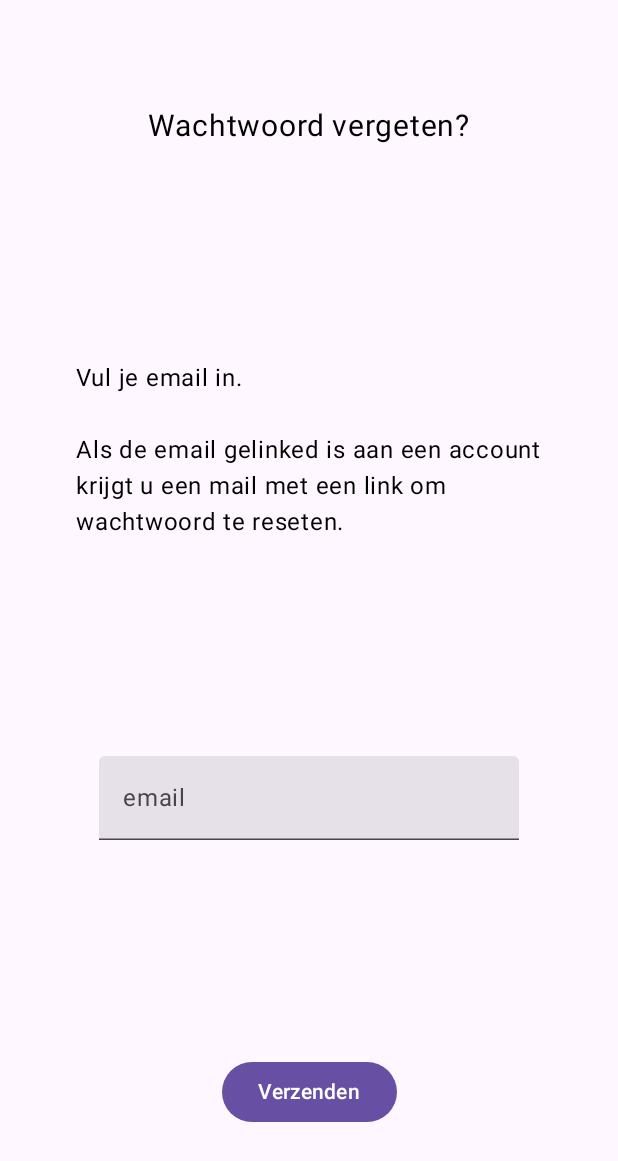
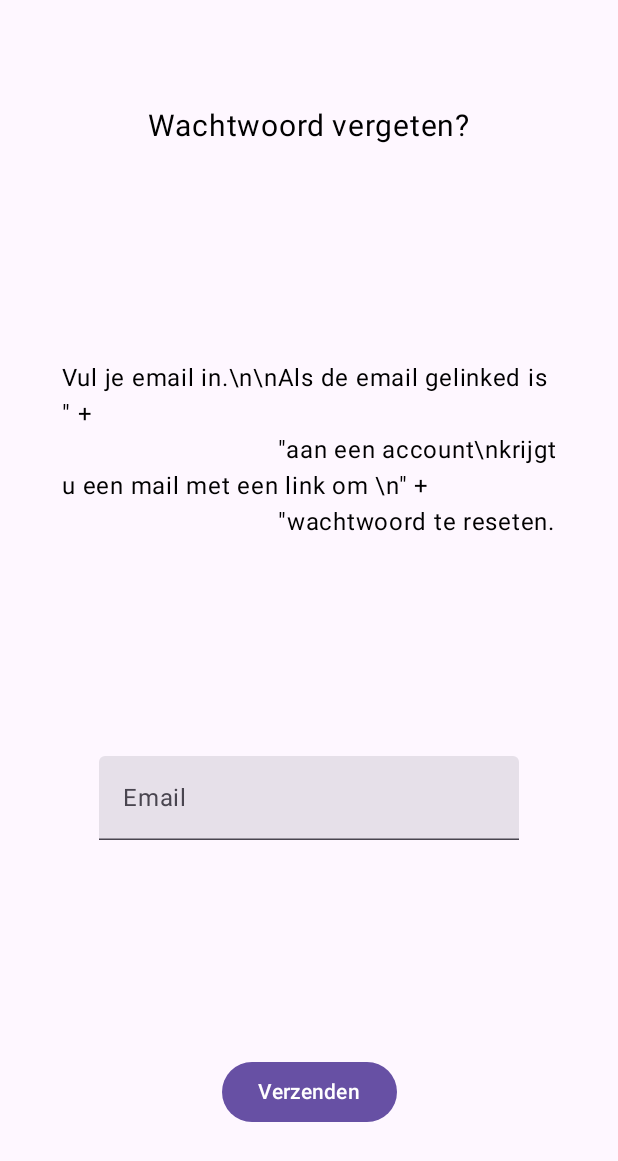
Before and after one commit to NathanMisset/IntervisiON, an Android app built with Jetpack Compose: the ActivityResetPassword screen opened directly, with no data from a screen before it, after a tap on "Verzenden", on a phone screen of 412 x 824 dp. Shown: the top 1161 px of the screen. Run offline under Robolectric (Android 15) with nearby library versions, the phone set to English and light mode, and no system bars; our stand-ins replace Firebase (no records; nobody signed in at launch, a user with empty details on screens opened directly).

Commit message:
13/03/2024 ActivityResetPassword.kt Code style check

```diff
--- a/app/src/main/java/com/example/intervision/ActivityIntervision.kt
+++ b/app/src/main/java/com/example/intervision/ActivityIntervision.kt
@@ -1,4 +1,4 @@
-/*
+/**
  * Copyright Lectoraat Legal Management van de Hogeschool van Amsterdam
  *
  * Gemaakt door Nathan Misset 2024
--- a/app/src/main/java/com/example/intervision/ActivityResetPassword.kt
+++ b/app/src/main/java/com/example/intervision/ActivityResetPassword.kt
@@ -1,3 +1,9 @@
+/**
+ * Copyright Lectoraat Legal Management van de Hogeschool van Amsterdam
+ *
+ * Gemaakt door Nathan Misset 2024
+ */
+
 package com.example.intervision
 
 import android.content.Intent
@@ -21,19 +27,31 @@ import androidx.compose.ui.Modifier
 import androidx.compose.ui.tooling.preview.Preview
 import androidx.activity.compose.setContent
 import androidx.compose.ui.unit.sp
+import com.example.intervision.ui.ComposableUiString
 import com.example.intervision.ui.MyApplicationTheme
+import com.example.intervision.ui.UiString
 import com.google.firebase.auth.FirebaseAuth
 
+/**
+ *
+ * This activity controls the reset password proces
+ *
+ */
 
 open class ActivityResetPassword : ComponentActivity() {
-    private var auth: FirebaseAuth? = null
+
+    /** Class Variables */
     private var email: MutableState<String> = mutableStateOf("")
     private var sendButtonState: MutableState<Boolean> = mutableStateOf(true)
+
+    /** Firebase */
+    private var auth: FirebaseAuth? = null
+
     override fun onCreate(savedInstanceState: Bundle?) {
         super.onCreate(savedInstanceState)
         auth = FirebaseAuth.getInstance()
         setContent {
-            DefaultPreview()
+            Screen()
         }
     }
 
@@ -43,11 +61,10 @@ open class ActivityResetPassword : ComponentActivity() {
     }
 
     private fun resetPassword() {
-        auth!!.setLanguageCode("nl")
+        auth!!.setLanguageCode(UiString.taalCodeApp)
         auth!!.sendPasswordResetEmail(email.value)
             .addOnCompleteListener { task ->
                 if (task.isSuccessful) {
-                    Log.d(TAG, "Email sent to: " + email.value)
                     mailSend()
                 }
             }
@@ -57,13 +74,10 @@ open class ActivityResetPassword : ComponentActivity() {
         sendButtonState.value = false
     }
 
-    companion object {
-        private const val TAG = "Reset Password"
-    }
-
+    /** Composables */
     @Preview(device = "id:Motorola Moto G8 Plus", showSystemUi = true, showBackground = true)
     @Composable
-    fun DefaultPreview() {
+    fun Screen() {
         MyApplicationTheme {
             Column(
                 modifier = Modifier
@@ -81,28 +95,30 @@ open class ActivityResetPassword : ComponentActivity() {
                     horizontalAlignment = Alignment.CenterHorizontally,
                     verticalArrangement = Arrangement.SpaceAround
                 ) {
-                    Text(text = "Wachtwoord vergeten?",
+                    Text(text = ComposableUiString.forgotPasswordButtonLogin,
                         fontSize = 20.sp)
                     Text(
-                        text = "Vul je email in.\n\nAls de email gelinked is " +
-                                "aan een account\nkrijgt u een mail met een link om \n" +
-                                "wachtwoord te reseten.",
+                        text = ComposableUiString.contentResetPassword,
                         softWrap = true
                     )
                     TextField(value = email.value,
                         onValueChange = { email.value = it },
-                        label = { Text("email") })
+                        label = { Text(ComposableUiString.emailTextFieldLogin) }
+                    )
                     if (sendButtonState.value) {
                         Button(onClick = { resetPassword() }) {
-                            Text(text = "Verzenden")
+                            Text(text = ComposableUiString.verzendenLabelResetPassword)
                         }
                     } else {
                         Button(onClick = { toLogin() }) {
-                            Text(text = "Terug")
+                            Text(text = ComposableUiString.backButtonApp)
                         }
                     }
                 }
             }
         }
     }
+    companion object {
+        private const val TAG = "Reset Password"
+    }
 }
--- a/app/src/main/java/com/example/intervision/ui/String.kt
+++ b/app/src/main/java/com/example/intervision/ui/String.kt
@@ -15,6 +15,7 @@ import kotlin.String
 data class String(
     /** App */
     val nameApp: String = "Intervisie voor bezwaarbehandelaars",
+    val taalCodeApp: String = "nl",
     val quitButtonApp: String = "Sluit",
     val saveButtonApp: String = "Opgeslagen",
     val backButtonApp: String = "Terug",
@@ -52,6 +53,12 @@ data class String(
             "van het lectoraat Legal Management",
     val finishRegister: String = "Register",
 
+    /** Reset password */
+    val verzendenLabelResetPassword: String = "Verzenden",
+    val contentResetPassword: String = "Vul je email in.\\n\\nAls de email gelinked is \" +\n" +
+            "                                \"aan een account\\nkrijgt u een mail met een link om \\n\" +\n" +
+            "                                \"wachtwoord te reseten.",
+
 
     /** Credits */
     val makerContentCredits: String = "Gemaakt door Nathan Misset student HBO-ICT Game Development aan de Hogeschool van Amsterdam in 2024",
@@ -61,6 +68,8 @@ data class String(
 
     /** Intervisie */
     val wachtTekstIntervisie: String = "Wacht tot de leider een beslissing maakt"
+
+
     )
 
 val LocalString = compositionLocalOf { com.example.intervision.ui.String() }
```
